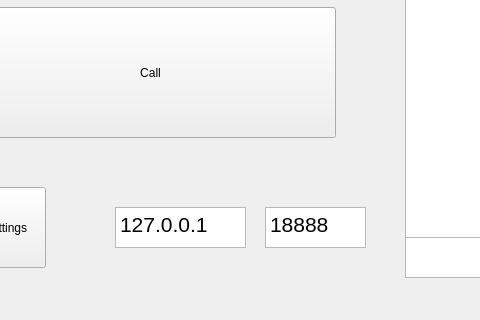
Before: the Qt Designer form ui/mainwindow.ui in ultravideo/uvgComm, drawn with Qt 5; both pictures show x 95 to 575 and y 400 to 720 of the 1024 by 720 pixel window.
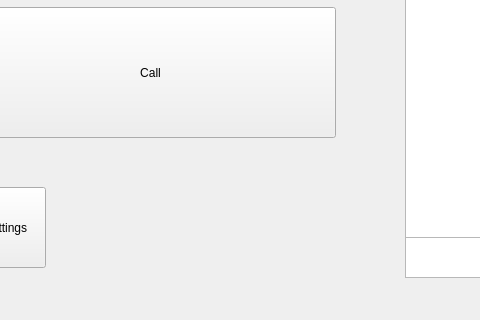
After: the same form once the commit is applied.

Commit message: UI changes to facilitate more than two participants. Filtergraph filters to start even if added later.

Patch:
```diff
--- a/ui/mainwindow.ui
+++ b/ui/mainwindow.ui
@@ -132,40 +132,6 @@
 &lt;p style=&quot; margin-top:0px; margin-bottom:0px; margin-left:0px; margin-right:0px; -qt-block-indent:0; text-indent:0px;&quot;&gt;&lt;span style=&quot; font-size:18pt;&quot;&gt;Chat&lt;/span&gt;&lt;/p&gt;&lt;/body&gt;&lt;/html&gt;</string>
     </property>
    </widget>
-   <widget class="QTextEdit" name="ip">
-    <property name="geometry">
-     <rect>
-      <x>210</x>
-      <y>590</y>
-      <width>131</width>
-      <height>41</height>
-     </rect>
-    </property>
-    <property name="html">
-     <string>&lt;!DOCTYPE HTML PUBLIC &quot;-//W3C//DTD HTML 4.0//EN&quot; &quot;http://www.w3.org/TR/REC-html40/strict.dtd&quot;&gt;
-&lt;html&gt;&lt;head&gt;&lt;meta name=&quot;qrichtext&quot; content=&quot;1&quot; /&gt;&lt;style type=&quot;text/css&quot;&gt;
-p, li { white-space: pre-wrap; }
-&lt;/style&gt;&lt;/head&gt;&lt;body style=&quot; font-family:'MS Shell Dlg 2'; font-size:8.25pt; font-weight:400; font-style:normal;&quot;&gt;
-&lt;p style=&quot; margin-top:0px; margin-bottom:0px; margin-left:0px; margin-right:0px; -qt-block-indent:0; text-indent:0px;&quot;&gt;&lt;span style=&quot; font-size:16pt;&quot;&gt;127.0.0.1&lt;/span&gt;&lt;/p&gt;&lt;/body&gt;&lt;/html&gt;</string>
-    </property>
-   </widget>
-   <widget class="QTextEdit" name="port">
-    <property name="geometry">
-     <rect>
-      <x>360</x>
-      <y>590</y>
-      <width>101</width>
-      <height>41</height>
-     </rect>
-    </property>
-    <property name="html">
-     <string>&lt;!DOCTYPE HTML PUBLIC &quot;-//W3C//DTD HTML 4.0//EN&quot; &quot;http://www.w3.org/TR/REC-html40/strict.dtd&quot;&gt;
-&lt;html&gt;&lt;head&gt;&lt;meta name=&quot;qrichtext&quot; content=&quot;1&quot; /&gt;&lt;style type=&quot;text/css&quot;&gt;
-p, li { white-space: pre-wrap; }
-&lt;/style&gt;&lt;/head&gt;&lt;body style=&quot; font-family:'MS Shell Dlg 2'; font-size:8.25pt; font-weight:400; font-style:normal;&quot;&gt;
-&lt;p style=&quot; margin-top:0px; margin-bottom:0px; margin-left:0px; margin-right:0px; -qt-block-indent:0; text-indent:0px;&quot;&gt;&lt;span style=&quot; font-size:16pt;&quot;&gt;18888&lt;/span&gt;&lt;/p&gt;&lt;/body&gt;&lt;/html&gt;</string>
-    </property>
-   </widget>
   </widget>
   <widget class="QMenuBar" name="menuBar">
    <property name="geometry">
```
The commit also changes 6 other files.
